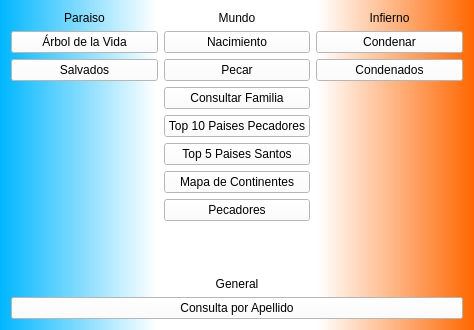
First picture: the form in ventanamundo.ui, repository DavidCrgh/Tarea_Programa_Estructuras_2, before the edit.
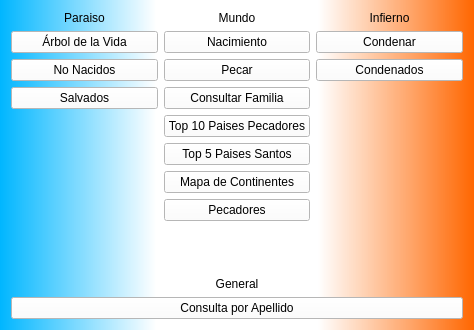
Second picture: the form after the edit. Icons and pictures are not drawn.

Commit message: Ya se muestra el arbol del mundo. Ya se muestran los arboles de apellidos. Ya se muestran los ids de los no nacidos.

```diff
--- a/ventanamundo.ui
+++ b/ventanamundo.ui
@@ -62,6 +62,17 @@
          </property>
         </widget>
        </item>
+       <item>
+        <widget class="QPushButton" name="botonNoNacidos">
+         <property name="styleSheet">
+          <string notr="true">background-color: rgb(255, 255, 255);
+font: 75 16pt &quot;System&quot;;</string>
+         </property>
+         <property name="text">
+          <string>No Nacidos</string>
+         </property>
+        </widget>
+       </item>
        <item>
         <widget class="QPushButton" name="botonSalvados">
          <property name="styleSheet">
```
Left out of the diff: 6 changed lines with no effect on the pictures. The commit also changes 20 other files.
